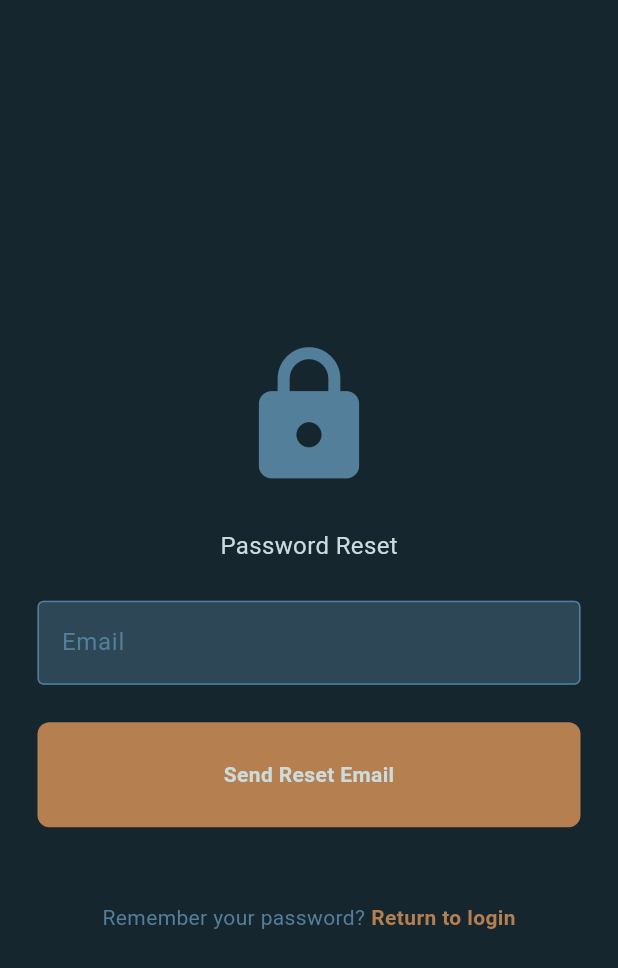
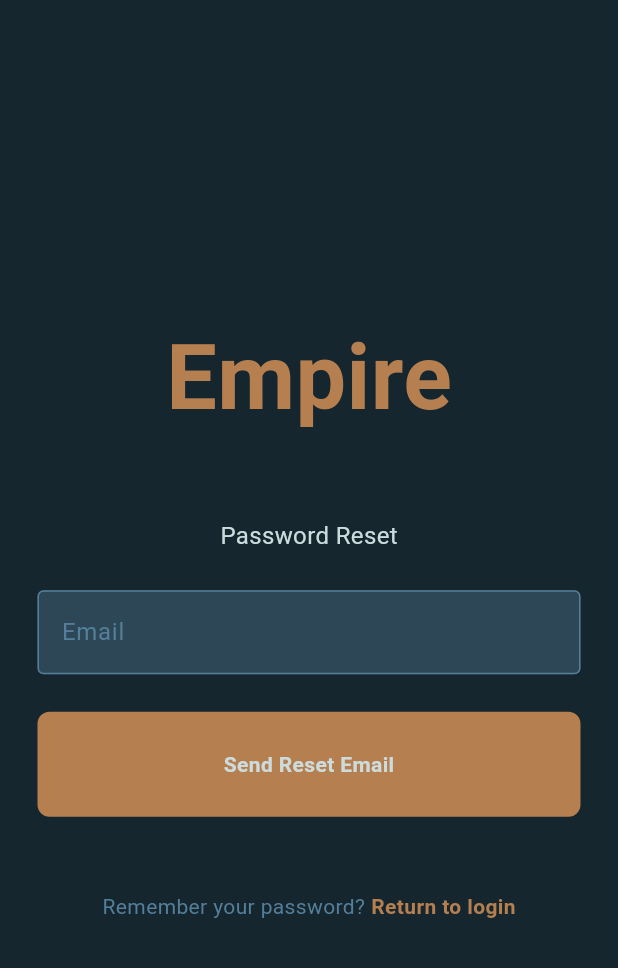
Before and after one commit to jakeroman/empire, a Flutter app: the screen it shows after launch, after a tap on "Forgot Password?", on a phone screen of 412 x 824 dp. Shown: the top 968 px of the screen. Run offline on Flutter 3.47's test engine with Material 3 defaults, Android fonts, the phone set to English and light mode, and no system bars; our stand-ins replace cloud_firestore, firebase_auth, firebase_core; accounts and stored records are empty.

Commit message:
Replaced lock icon with Empire text

```diff
--- a/lib/pages/extra_auth_pages/login_page.dart
+++ b/lib/pages/extra_auth_pages/login_page.dart
@@ -67,12 +67,16 @@ class _LoginPageState extends State<LoginPage> {
           child: SingleChildScrollView(
             child:
                 Column(mainAxisAlignment: MainAxisAlignment.center, children: [
-              SizedBox(height: 50),
+              // logo
+              Text(
+                "Empire",
+                style: TextStyle(
+                    color: AppColors.gold,
+                    fontSize: 60,
+                    fontWeight: FontWeight.bold),
+              ),
 
-              // logo
-              Icon(Icons.lock, size: 100, color: AppColors.hint),
-
-              SizedBox(height: 50),
+              SizedBox(height: 25),
 
               // welcome back
               Text('Welcome back, you\'ve been missed!',
--- a/lib/pages/extra_auth_pages/password_reset.dart
+++ b/lib/pages/extra_auth_pages/password_reset.dart
@@ -61,12 +61,16 @@ class _PasswordResetState extends State<PasswordReset> {
           child: SingleChildScrollView(
             child:
                 Column(mainAxisAlignment: MainAxisAlignment.center, children: [
-              SizedBox(height: 25),
+              // logo
+              Text(
+                "Empire",
+                style: TextStyle(
+                    color: AppColors.gold,
+                    fontSize: 60,
+                    fontWeight: FontWeight.bold),
+              ),
 
-              // logo
-              Icon(Icons.lock, size: 100, color: AppColors.hint),
-
-              SizedBox(height: 25),
+              SizedBox(height: 50),
 
               // welcome back
               Text('Password Reset',
```
Also changed, not shown: lib/pages/extra_auth_pages/register_page.dart (+7 -3 lines).
